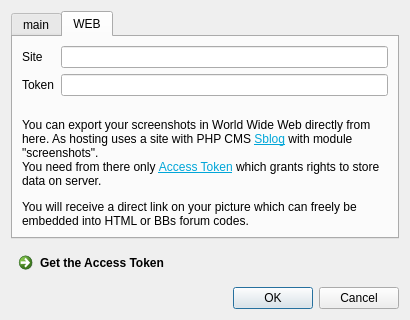
The window that src/settingsdialog.ui (sb0y/QScreenShotter) describes before a commit, drawn with Qt 5.
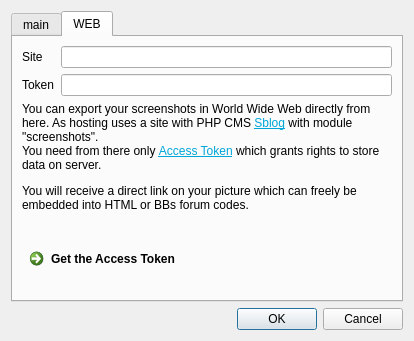
The same window after the commit. The open tabs and pages were chosen to show the change. Custom widgets are drawn as their Qt base class.

```diff
--- a/src/settingsdialog.ui
+++ b/src/settingsdialog.ui
@@ -6,10 +6,22 @@
    <rect>
     <x>0</x>
     <y>0</y>
-    <width>410</width>
-    <height>320</height>
+    <width>414</width>
+    <height>341</height>
    </rect>
   </property>
+  <property name="sizePolicy">
+   <sizepolicy hsizetype="Minimum" vsizetype="Minimum">
+    <horstretch>0</horstretch>
+    <verstretch>0</verstretch>
+   </sizepolicy>
+  </property>
+  <property name="minimumSize">
+   <size>
+    <width>0</width>
+    <height>20</height>
+   </size>
+  </property>
   <property name="windowTitle">
    <string>Dialog</string>
   </property>
@@ -31,8 +43,34 @@
          <string>WEB</string>
         </attribute>
         <layout class="QGridLayout" name="gridLayout_4">
+         <item row="1" column="0">
+          <widget class="QLabel" name="label_3">
+           <property name="text">
+            <string>&lt;html&gt;&lt;head/&gt;&lt;body&gt;&lt;p&gt;You can export your screenshots in World Wide Web directly from here. As hosting uses a site with PHP CMS &lt;a href=&quot;https://github.com/sb0y/sblog&quot;&gt;&lt;span style=&quot; text-decoration: underline; color:#01a6d8;&quot;&gt;Sblog&lt;/span&gt;&lt;/a&gt; with module &amp;quot;screenshots&amp;quot;. &lt;br/&gt;You need from there only &lt;a name=&quot;accessToken&quot;/&gt;&lt;a href=&quot;http://bagrintsev.me/screenshot/token&quot;&gt;&lt;span style=&quot; text-decoration: underline; color:#01a6d8;&quot;&gt;A&lt;/span&gt;&lt;/a&gt;&lt;span style=&quot; text-decoration: underline; color:#01a6d8;&quot;&gt;ccess Token&lt;/span&gt; which grants rights to store data on server.&lt;/p&gt;&lt;p&gt;You will receive a direct link on your picture which can freely be embedded into HTML or BBs forum codes.&lt;/p&gt;&lt;/body&gt;&lt;/html&gt;</string>
+           </property>
+           <property name="wordWrap">
+            <bool>true</bool>
+           </property>
+          </widget>
+         </item>
+         <item row="3" column="0">
+          <spacer name="verticalSpacer_2">
+           <property name="orientation">
+            <enum>Qt::Vertical</enum>
+           </property>
+           <property name="sizeHint" stdset="0">
+            <size>
+             <width>20</width>
+             <height>20</height>
+            </size>
+           </property>
+          </spacer>
+         </item>
          <item row="0" column="0">
           <layout class="QFormLayout" name="formLayout">
+           <property name="fieldGrowthPolicy">
+            <enum>QFormLayout::AllNonFixedFieldsGrow</enum>
+           </property>
            <item row="0" column="0">
             <widget class="QLabel" name="label_2">
              <property name="text">
@@ -59,16 +97,54 @@
            </item>
           </layout>
          </item>
-         <item row="1" column="0">
-          <widget class="QLabel" name="label_3">
-           <property name="text">
-            <string>&lt;html&gt;&lt;head/&gt;&lt;body&gt;&lt;p&gt;You can export your screenshots in World Wide Web directly from here. As hosting uses a site with PHP CMS &lt;a href=&quot;https://github.com/sb0y/sblog&quot;&gt;&lt;span style=&quot; text-decoration: underline; color:#01a6d8;&quot;&gt;Sblog&lt;/span&gt;&lt;/a&gt; with module &amp;quot;screenshots&amp;quot;. &lt;br/&gt;You need from there only &lt;a name=&quot;accessToken&quot;/&gt;&lt;a href=&quot;http://bagrintsev.me/screenshot/token&quot;&gt;&lt;span style=&quot; text-decoration: underline; color:#01a6d8;&quot;&gt;A&lt;/span&gt;&lt;/a&gt;&lt;span style=&quot; text-decoration: underline; color:#01a6d8;&quot;&gt;ccess Token&lt;/span&gt; which grants rights to store data on server.&lt;/p&gt;&lt;p&gt;You will receive a direct link on your picture which can freely be embedded into HTML or BBs forum codes.&lt;/p&gt;&lt;/body&gt;&lt;/html&gt;</string>
-           </property>
-           <property name="wordWrap">
+         <item row="4" column="0">
+          <widget class="QCommandLinkButton" name="commandLinkButton">
+           <property name="enabled">
             <bool>true</bool>
            </property>
+           <property name="sizePolicy">
+            <sizepolicy hsizetype="Minimum" vsizetype="Minimum">
+             <horstretch>0</horstretch>
+             <verstretch>0</verstretch>
+            </sizepolicy>
+           </property>
+           <property name="baseSize">
+            <size>
+             <width>0</width>
+             <height>20</height>
+            </size>
+           </property>
+           <property name="text">
+            <string>Get the Access Token</string>
+           </property>
           </widget>
          </item>
+         <item row="5" column="0">
+          <spacer name="verticalSpacer">
+           <property name="orientation">
+            <enum>Qt::Vertical</enum>
+           </property>
+           <property name="sizeHint" stdset="0">
+            <size>
+             <width>20</width>
+             <height>40</height>
+            </size>
+           </property>
+          </spacer>
+         </item>
+         <item row="2" column="0">
+          <spacer name="verticalSpacer_3">
+           <property name="orientation">
+            <enum>Qt::Vertical</enum>
+           </property>
+           <property name="sizeHint" stdset="0">
+            <size>
+             <width>20</width>
+             <height>49</height>
+            </size>
+           </property>
+          </spacer>
+         </item>
         </layout>
        </widget>
       </widget>
@@ -82,19 +158,6 @@
      </property>
     </widget>
    </item>
-   <item row="1" column="0">
-    <widget class="QCommandLinkButton" name="commandLinkButton">
-     <property name="sizePolicy">
-      <sizepolicy hsizetype="Minimum" vsizetype="Minimum">
-       <horstretch>0</horstretch>
-       <verstretch>0</verstretch>
-      </sizepolicy>
-     </property>
-     <property name="text">
-      <string>Get the Access Token</string>
-     </property>
-    </widget>
-   </item>
   </layout>
  </widget>
  <customwidgets>
```
Left out of the diff: 27 changed lines with no effect on the pictures.
